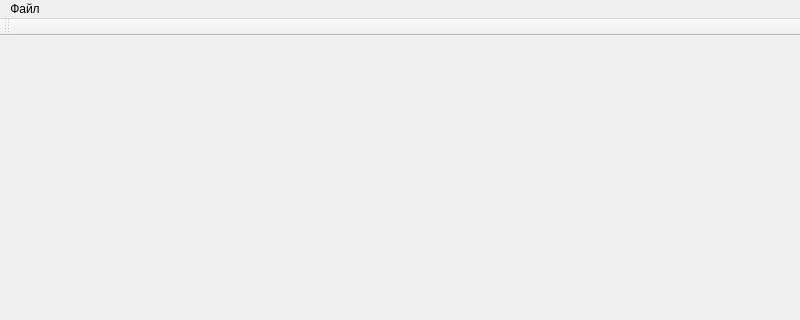
First picture: the form in mainwindow.ui, repository PopovEV/ArtixVideo, before the edit; both pictures show x 0 to 800 and y 0 to 320 of the 800 by 600 pixel window.
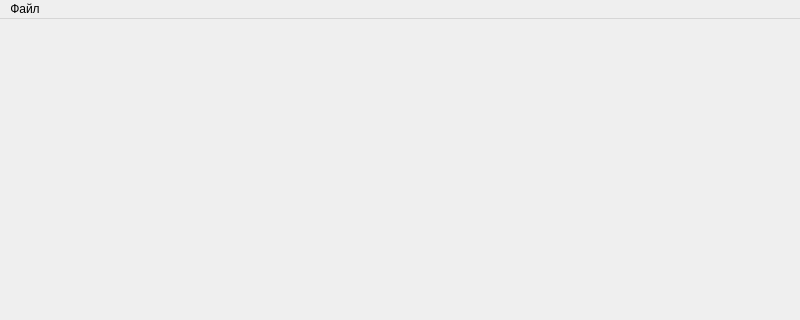
Second picture: the form after the edit.

Commit message: QToolBox and MainWindow

```diff
--- a/mainwindow.ui
+++ b/mainwindow.ui
@@ -31,14 +31,6 @@
    </widget>
    <addaction name="menu"/>
   </widget>
-  <widget class="QToolBar" name="mainToolBar">
-   <attribute name="toolBarArea">
-    <enum>TopToolBarArea</enum>
-   </attribute>
-   <attribute name="toolBarBreak">
-    <bool>false</bool>
-   </attribute>
-  </widget>
   <widget class="QStatusBar" name="statusBar"/>
   <action name="action">
    <property name="text">
```
The commit also changes 5 other files.
